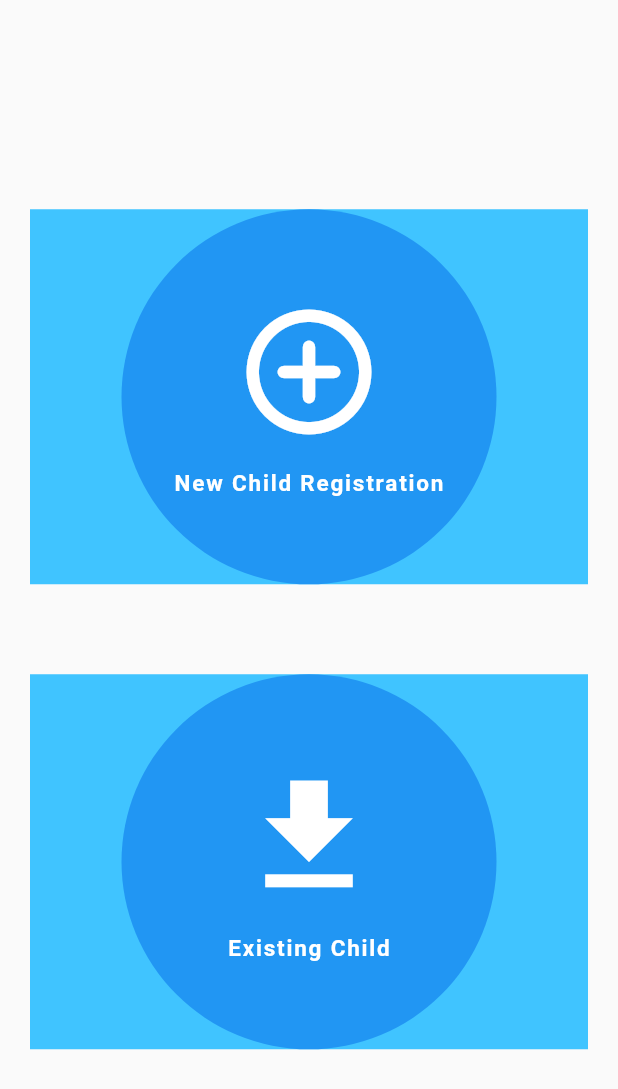
After one commit to rupeshgyawali/digital-immunization-tracking-mbl, a Flutter app: the ChildSelectionScreen screen opened by its route, on a phone screen of 412 x 824 dp. The commit adds this screen. Shown: the top 1089 px of the screen. Run offline on Flutter 3.47's test engine with Material 2 defaults, Android fonts, the phone set to English and light mode, and no system bars; our stand-ins replace shared_preferences; accounts and stored records are empty; network calls fail.

Commit message:
Add new or existing child selection screen

```diff
--- a/lib/auth/screens/health_personnel_login_screen.dart
+++ b/lib/auth/screens/health_personnel_login_screen.dart
@@ -1,6 +1,7 @@
 import 'package:flutter/material.dart';
 import 'package:provider/provider.dart';
 
+import '../../core/routes/route_paths.dart';
 import '../providers/health_personnel_login_provider.dart';
 import '../repositories/auth_repository.dart';
 
@@ -66,6 +67,8 @@ class _HealthPersonalLoginScreenState extends State<HealthPersonalLoginScreen> {
                                     .showSnackBar(SnackBar(
                                   content: const Text('Login Successfull'),
                                 ));
+                                Navigator.pushNamed(
+                                    context, RoutePath.child_selection);
                               } else {
                                 ScaffoldMessenger.of(context)
                                     .showSnackBar(SnackBar(
--- a/lib/core/routes/route_paths.dart
+++ b/lib/core/routes/route_paths.dart
@@ -3,4 +3,5 @@ class RoutePath {
 
   static const String user_selection = '/user-selection';
   static const String health_personnel_login = '/health-personal-login';
+  static const String child_selection = '/child-selection';
 }
--- a/lib/core/routes/router.dart
+++ b/lib/core/routes/router.dart
@@ -2,6 +2,7 @@ import 'package:flutter/material.dart';
 
 import '../../auth/screens/health_personnel_login_screen.dart';
 import '../../auth/screens/user_selection_screen.dart';
+import '../../vaccination_record/screens/child_selection_screen.dart';
 import 'route_paths.dart';
 
 class Router {
@@ -15,6 +16,8 @@ class Router {
         return MaterialPageRoute(builder: (_) => UserSelectionScreen());
       case '${RoutePath.health_personnel_login}':
         return MaterialPageRoute(builder: (_) => HealthPersonalLoginScreen());
+      case '${RoutePath.child_selection}':
+        return MaterialPageRoute(builder: (_) => ChildSelectionScreen());
       default:
         return MaterialPageRoute(
           builder: (_) => Scaffold(
--- /dev/null
+++ b/lib/vaccination_record/screens/child_selection_screen.dart
@@ -0,0 +1,83 @@
+import 'package:flutter/material.dart';
+
+class ChildSelectionScreen extends StatelessWidget {
+  @override
+  Widget build(BuildContext context) {
+    return Scaffold(
+      body: Center(
+        child: Container(
+          child: Padding(
+            padding: EdgeInsets.all(20),
+            child: Column(
+              mainAxisAlignment: MainAxisAlignment.center,
+              children: [
+                SizedBox(
+                  height: 15,
+                ),
+                Container(
+                  width: (MediaQuery.of(context).size.width),
+                  height: 250,
+                  child: FloatingActionButton(
+                    heroTag: 'btn_new_child',
+                    elevation: 0.0,
+                    child: Column(
+                      mainAxisAlignment: MainAxisAlignment.center,
+                      children: [
+                        Icon(
+                          Icons.add_circle_outline_rounded,
+                          size: 100,
+                        ),
+                        SizedBox(
+                          height: 15,
+                        ),
+                        Text(
+                          'New Child Registration',
+                          style: TextStyle(
+                              fontSize: 15, fontWeight: FontWeight.bold),
+                        )
+                      ],
+                    ),
+                    onPressed: () {},
+                  ),
+                  decoration: BoxDecoration(color: Colors.lightBlueAccent),
+                ),
+                SizedBox(
+                  height: 60,
+                ),
+                Container(
+                  width: (MediaQuery.of(context).size.width),
+                  height: 250,
+                  child: FloatingActionButton(
+                    heroTag: 'btn_existing_child',
+                    elevation: 0.0,
+                    child: Column(
+                      mainAxisAlignment: MainAxisAlignment.center,
+                      children: [
+                        Icon(
+                          Icons.download_sharp,
+                          size: 100,
+                        ),
+                        SizedBox(
+                          height: 15,
+                        ),
+                        Text(
+                          'Existing Child',
+                          style: TextStyle(
+                              fontSize: 15, fontWeight: FontWeight.bold),
+                        )
+                      ],
+                    ),
+                    onPressed: () {},
+                  ),
+                  decoration: BoxDecoration(
+                    color: Colors.lightBlueAccent,
+                  ),
+                ),
+              ],
+            ),
+          ),
+        ),
+      ),
+    );
+  }
+}
```
